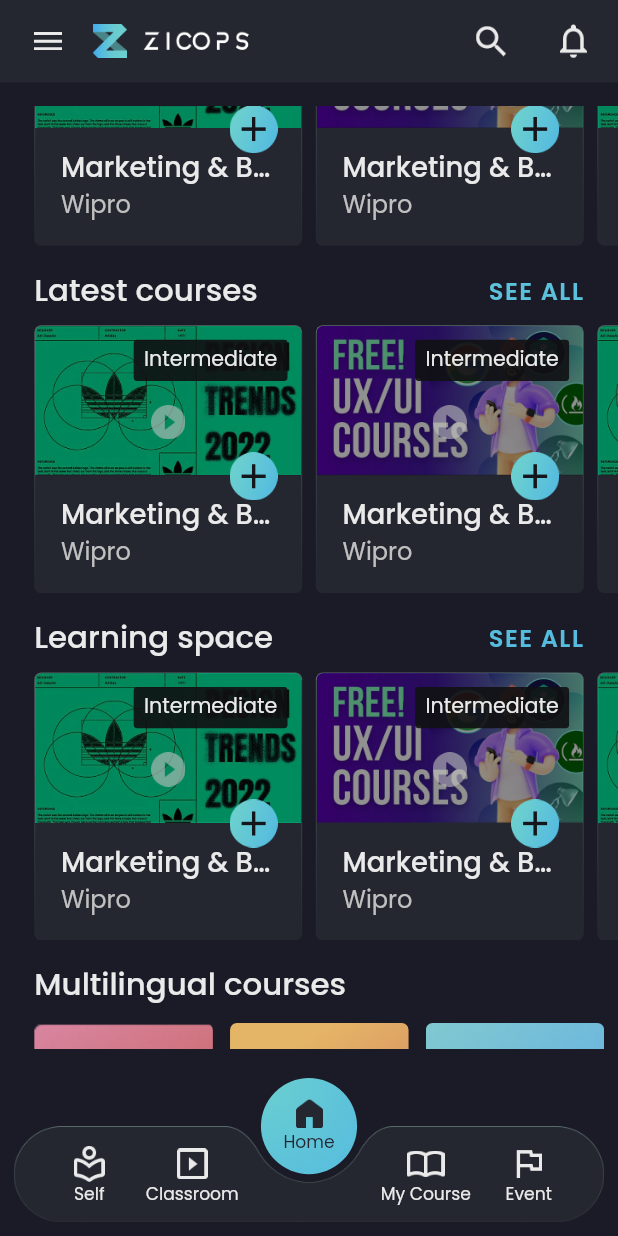
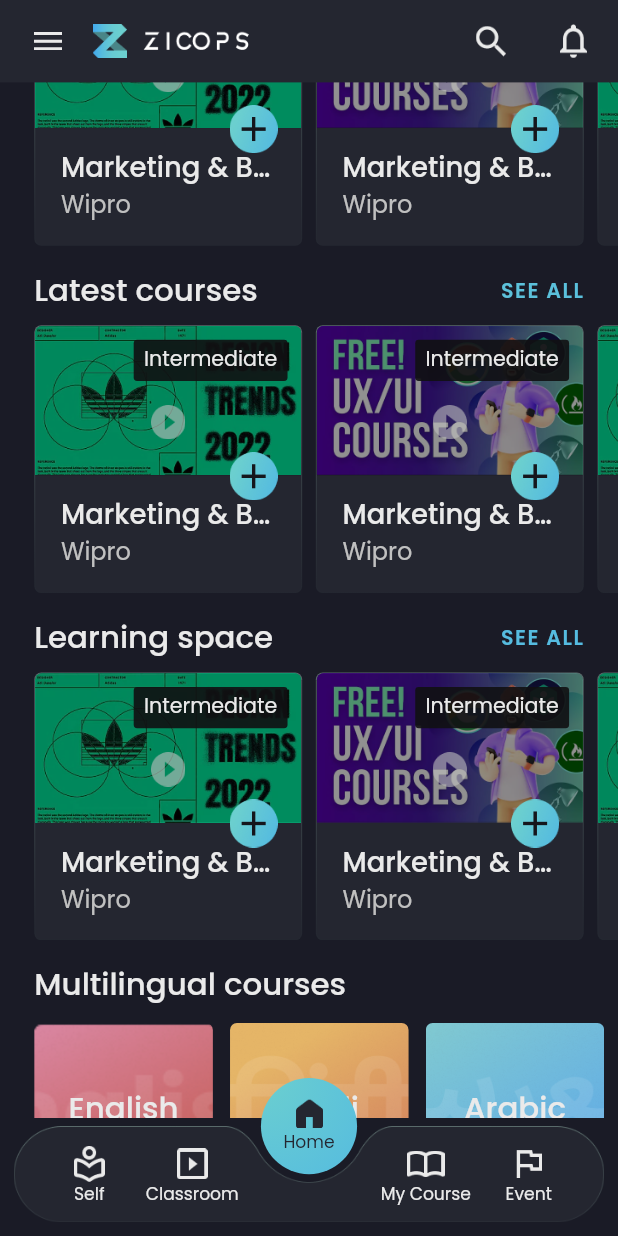
Before and after one commit to Zicops/zicops-flutter, a Flutter app: the screen it shows after launch, scrolled down 576 dp, on a phone screen of 412 x 824 dp. Run offline on Flutter 3.47's test engine with Material 2 defaults, Android fonts, the light colour scheme and no system bars; our stand-ins replace carousel_slider, curved_navigation_bar, firebase_auth, firebase_core, flutter_keyboard_visibility, flutter_screenutil and 8 more; accounts and stored records are empty.

Commit message:
milestone-2-fixes

```diff
--- a/lib/views/screens/home/home.dart
+++ b/lib/views/screens/home/home.dart
@@ -1,6 +1,7 @@
 // import 'package:curved_labeled_navigation_bar/curved_navigation_bar.dart';
 // import 'package:curved_labeled_navigation_bar/curved_navigation_bar_item.dart';
 import 'package:curved_navigation_bar/curved_navigation_bar.dart';
+import 'package:flutter/cupertino.dart';
 import 'package:flutter/material.dart';
 import 'package:flutter_screenutil/flutter_screenutil.dart';
 import 'package:flutter_svg_provider/flutter_svg_provider.dart';
@@ -83,6 +84,7 @@
             Row(
               children: [
                 GestureDetector(
+                    behavior: HitTestBehavior.translucent,
                     onTap: () {
                       Navigator.push(
                           context,
@@ -103,6 +105,7 @@
                   width: 24.sp,
                 ),
                 GestureDetector(
+                    behavior: HitTestBehavior.translucent,
                     onTap: () {
                       Navigator.push(
                           context,
@@ -141,6 +144,7 @@
             Row(
               children: [
                 GestureDetector(
+                  behavior: HitTestBehavior.translucent,
                   onTap: () {
                     Navigator.push(
                         context,
@@ -162,6 +166,7 @@
                   width: 24.sp,
                 ),
                 GestureDetector(
+                  behavior: HitTestBehavior.translucent,
                   onTap: () {
                     Navigator.push(
                         context,
@@ -302,6 +307,8 @@
           elevation: 0,
           title: getTitle(),
           leading: GestureDetector(
+              behavior: HitTestBehavior.translucent,
+
               onTap: () {
                 _scaffoldKey.currentState?.openDrawer();
               },
@@ -343,6 +350,7 @@
                         height: 14.sp,
                       ),
                       GestureDetector(
+                        behavior: HitTestBehavior.translucent,
                           onTap: () {
                             setState(() {
                               showNavDrawerOrg = !showNavDrawerOrg;
@@ -360,6 +368,7 @@
                                 height: 1.5),
                           )),
                       GestureDetector(
+                        behavior: HitTestBehavior.translucent,
                         onTap: () {
                           setState(() {
                             showNavDrawerOrg = !showNavDrawerOrg;
@@ -446,7 +455,7 @@
                       Container(
                         height: 36.sp,
                         padding: EdgeInsets.symmetric(
-                            vertical: 10.sp, horizontal: 51.sp),
+                            vertical: 10.sp, horizontal: 20.sp),
                         alignment: Alignment.center,
                         decoration: BoxDecoration(
                             borderRadius: BorderRadius.circular(4.sp),
@@ -454,6 +463,7 @@
                                 color: secondaryColorDarkOutline, width: 1.sp)),
                         child: Text(
                           "Add Organization".toUpperCase(),
+                          overflow: TextOverflow.ellipsis,
                           style: TextStyle(
                             fontSize: 14.sp,
                             fontWeight: FontWeight.w600,
@@ -476,6 +486,7 @@
                   )),
             ),
             GestureDetector(
+                behavior: HitTestBehavior.translucent,
                 onTap: () {
                   Navigator.push(
                       context,
@@ -490,6 +501,7 @@
                 )),
             drawerItem("assets/images/labs.png", "Labs", 18, 16),
             GestureDetector(
+                behavior: HitTestBehavior.translucent,
                 onTap: () {
                   Navigator.push(
                       context,
@@ -501,6 +513,7 @@
             drawerItem("assets/images/heart.png", "Favourites", 20, 18),
             const Divider(),
             GestureDetector(
+                behavior: HitTestBehavior.translucent,
                 onTap: () {
                   Navigator.push(
                       context,
@@ -510,6 +523,7 @@
                 child: drawerItem(
                     "assets/images/preference.png", "Preferences", 18, 18)),
             GestureDetector(
+                behavior: HitTestBehavior.translucent,
                 onTap: () {
                   Navigator.push(
                       context,
@@ -522,6 +536,7 @@
             drawerItem("assets/images/about.png", "About", 20, 20),
             drawerItem("assets/images/help.png", "Help and Feedback", 20, 20),
             GestureDetector(
+              behavior: HitTestBehavior.translucent,
               onTap: () {
                 Navigator.pushAndRemoveUntil(
                     context,
@@ -535,6 +550,7 @@
         ),
       ),
       floatingActionButton: GestureDetector(
+          behavior: HitTestBehavior.translucent,
           onTap: () {
             setState(() {
               _bottomNavIndex = 2;
@@ -594,6 +610,7 @@
                 crossAxisAlignment: CrossAxisAlignment.center,
                 children: [
                   GestureDetector(
+                      behavior: HitTestBehavior.translucent,
                       onTap: () {
                         setState(() {
                           _bottomNavIndex = 0;
@@ -611,6 +628,7 @@
                     width: 4.sp,
                   ),
                   GestureDetector(
+                      behavior: HitTestBehavior.translucent,
                       onTap: () {
                         setState(() {
                           _bottomNavIndex = 1;
@@ -632,6 +650,7 @@
                 crossAxisAlignment: CrossAxisAlignment.center,
                 children: [
                   GestureDetector(
+                    behavior: HitTestBehavior.translucent,
                     onTap: () {
                       setState(() {
                         _bottomNavIndex = 3;
@@ -650,6 +669,7 @@
                     width: 4.sp,
                   ),
                   GestureDetector(
+                    behavior: HitTestBehavior.translucent,
                     onTap: () {
                       setState(() {
                         _bottomNavIndex = 4;
--- a/lib/views/screens/home/home_screen.dart
+++ b/lib/views/screens/home/home_screen.dart
@@ -40,6 +40,7 @@
                   height: 1.33),
             ),
             GestureDetector(
+              behavior: HitTestBehavior.translucent,
               onTap: action,
               child: Text("See all".toUpperCase(),
                   style: TextStyle(
@@ -52,7 +53,7 @@
                           radius: 35.sp,
                         ).createShader(
                             const Rect.fromLTWH(0.0, 0.0, 50.0, 24.0), textDirection: TextDirection.ltr),
-                      fontSize: 14.sp,
+                      fontSize: 12.sp,
                       letterSpacing: 1,
                       fontWeight: FontWeight.w600)),
             )
@@ -136,10 +137,11 @@
 
     return Container(
       height: height,
-      padding: EdgeInsets.only(top: 14.sp, bottom: 45.sp),
+      padding: EdgeInsets.only( bottom: 5.sp),
       child: SingleChildScrollView(
         child: Column(
           children: [
+            SizedBox(height: 14.sp,),
             SizedBox(
                 width: width,
                 height: 180.sp,
--- a/lib/views/screens/new_course/new_course_screen.dart
+++ b/lib/views/screens/new_course/new_course_screen.dart
@@ -28,6 +28,8 @@
             elevation: 0,
             backgroundColor: secondaryColor,
             leading: GestureDetector(
+                behavior: HitTestBehavior.translucent,
+
                 onTap: () {
                   if(Navigator.canPop(context))Navigator.pop(context);
                 },
--- a/lib/views/screens/preferences/preferences_screen.dart
+++ b/lib/views/screens/preferences/preferences_screen.dart
@@ -22,7 +22,9 @@
         child: AppBar(
           backgroundColor: secondaryColor,
           elevation: 0,
-          leading: GestureDetector(onTap: (){
+          leading: GestureDetector(
+            behavior: HitTestBehavior.translucent,
+              onTap: (){
             if(Navigator.canPop(context))Navigator.pop(context);
           },child: Padding(
             padding: EdgeInsets.only(
--- a/lib/views/screens/profile/profile_screen.dart
+++ b/lib/views/screens/profile/profile_screen.dart
@@ -44,7 +44,10 @@
           child: AppBar(
             backgroundColor: secondaryColor,
             elevation: 0,
-            leading: GestureDetector(onTap: (){
+            leading: GestureDetector(
+                behavior: HitTestBehavior.translucent,
+
+                onTap: (){
               if(Navigator.canPop(context))Navigator.pop(context);
             },child: Padding(
               padding: EdgeInsets.only(
--- a/lib/views/screens/quiz/quiz_screen.dart
+++ b/lib/views/screens/quiz/quiz_screen.dart
@@ -24,6 +24,7 @@
           backgroundColor: secondaryColor,
           elevation: 0,
           leading: GestureDetector(
+              behavior: HitTestBehavior.translucent,
               onTap: () {
                 if(Navigator.canPop(context))Navigator.pop(context);
               },
--- a/lib/views/screens/search/search_screen.dart
+++ b/lib/views/screens/search/search_screen.dart
@@ -133,6 +133,7 @@
               elevation: 0,
               backgroundColor: secondaryColor,
               leading: GestureDetector(
+                  behavior: HitTestBehavior.translucent,
                   onTap: () {
                     if (Navigator.canPop(context)) Navigator.pop(context);
                   },
--- a/lib/views/screens/settings/settings_screen.dart
+++ b/lib/views/screens/settings/settings_screen.dart
@@ -22,6 +22,7 @@
           backgroundColor: secondaryColor,
           elevation: 0,
           leading: GestureDetector(
+              behavior: HitTestBehavior.translucent,
               onTap: () {
                 if (Navigator.canPop(context)) Navigator.pop(context);
               },
--- a/lib/views/widgets/expansion_container.dart
+++ b/lib/views/widgets/expansion_container.dart
@@ -44,6 +44,7 @@
                 thickness: 1.sp,
               ),
         GestureDetector(
+          behavior: HitTestBehavior.translucent,
           onTap: () {
             setState(() {
               isOpen = !isOpen;
--- a/lib/views/widgets/filter_bottom_modal.dart
+++ b/lib/views/widgets/filter_bottom_modal.dart
@@ -51,6 +51,7 @@
                             height: 1.33),
                       ),
                       GestureDetector(
+                        behavior: HitTestBehavior.translucent,
                         onTap: () {
                           Navigator.pop(context);
                         },
--- a/lib/views/widgets/filter_options.dart
+++ b/lib/views/widgets/filter_options.dart
@@ -12,6 +12,7 @@
   }
 
   return GestureDetector(
+      behavior: HitTestBehavior.translucent,
       onTap: () {
         setModalState(() {
           if (filterList[parent] != null) {
```
Also changed, not shown: lib/views/widgets/course_list_item_with_progress.dart (+8 -3 lines).
